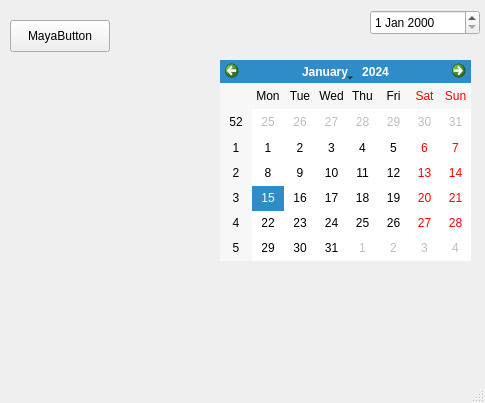
The window that mainwindow.ui (Ling2251/CS1C-Qt-Group-Project) describes before a commit, drawn with Qt 5.
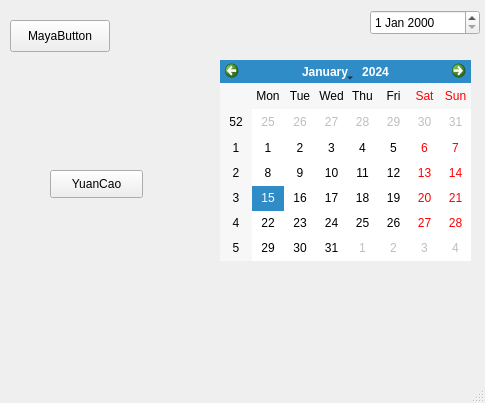
The same window after the commit.

Commit message: I make a pull botton

```diff
--- a/mainwindow.ui
+++ b/mainwindow.ui
@@ -47,6 +47,19 @@
      </rect>
     </property>
    </widget>
+   <widget class="QPushButton" name="pushButton_2">
+    <property name="geometry">
+     <rect>
+      <x>50</x>
+      <y>170</y>
+      <width>93</width>
+      <height>28</height>
+     </rect>
+    </property>
+    <property name="text">
+     <string>YuanCao</string>
+    </property>
+   </widget>
   </widget>
   <widget class="QMenuBar" name="menubar">
    <property name="geometry">
```
Left out of the diff: 2 changed lines with no effect on the pictures.
